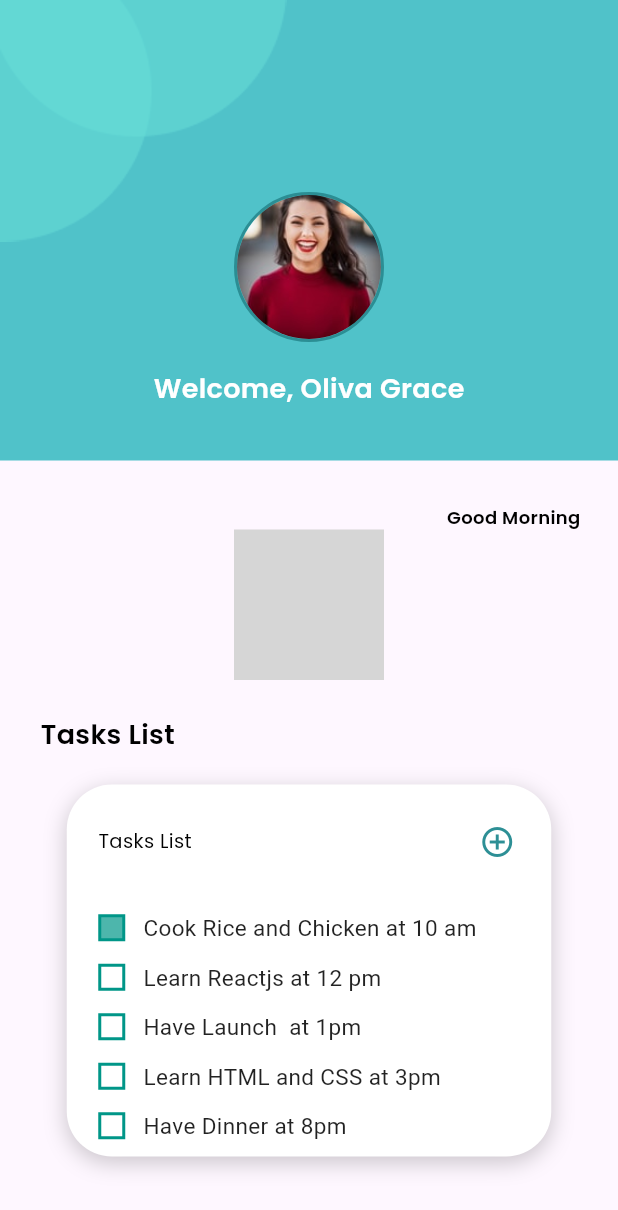
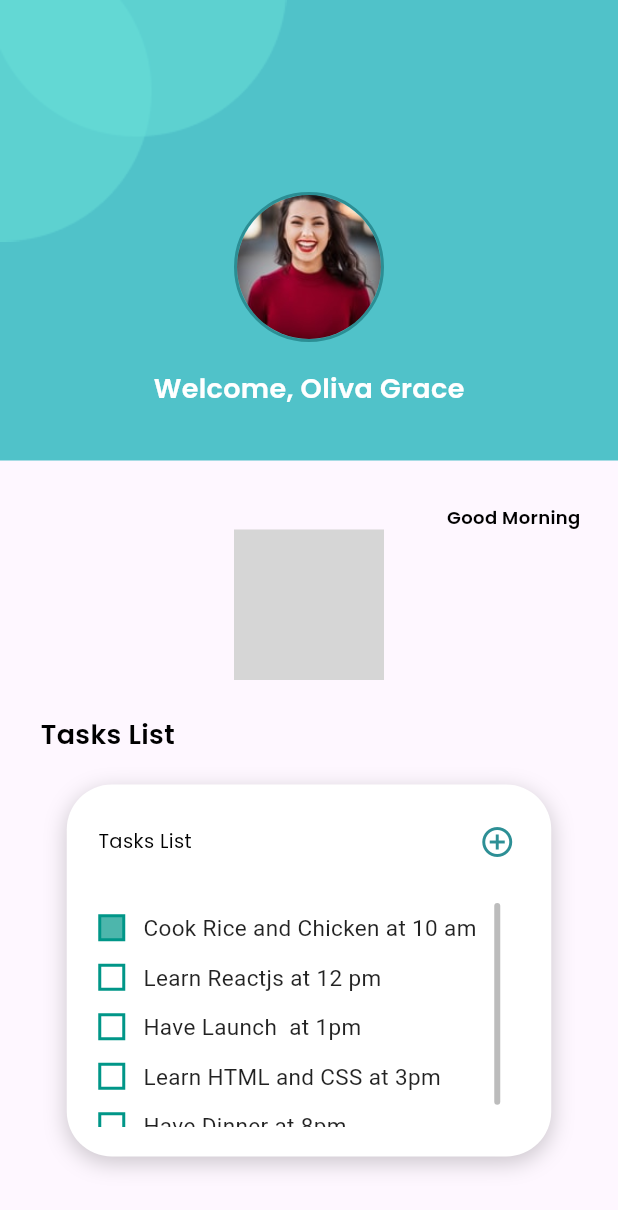
Before and after one commit to mazdon9/todo_app, a Flutter app: the DashBoardScreen screen opened directly, on a phone screen of 412 x 824 dp. Shown: the top 1210 px of the screen. Run offline on Flutter 3.47's test engine with Material 3 defaults, Android fonts, the phone set to English and light mode, and no system bars; our stand-ins replace dotted_border; missing offline and left inert: animated_analog_clock; grey boxes are pictures that could not be loaded.

Commit message:
feature/dashboard_screen_update01

```diff
--- a/lib/screens/dashboard_screen.dart
+++ b/lib/screens/dashboard_screen.dart
@@ -77,15 +77,15 @@ class _DashBoardScreenState extends State<DashBoardScreen> {
             width: 100,
             height: 100,
             child: AnimatedAnalogClock(
-              location: 'Australia/Darwin',
+              // location: 'Australia/Darwin',
               size: 100,
-              backgroundColor: Color(0xff1E1E26),
-              hourHandColor: Colors.lightBlueAccent,
-              minuteHandColor: Colors.lightBlueAccent,
-              secondHandColor: Colors.amber,
-              centerDotColor: Colors.amber,
-              hourDashColor: Colors.lightBlue,
-              minuteDashColor: Colors.blueAccent,
+              // backgroundColor: Color(0xff1E1E26),
+              // hourHandColor: Colors.lightBlueAccent,
+              // minuteHandColor: Colors.lightBlueAccent,
+              // secondHandColor: Colors.amber,
+              // centerDotColor: Colors.amber,
+              // hourDashColor: Colors.lightBlue,
+              // minuteDashColor: Colors.blueAccent,
             ),
           ),
           SizedBox(height: 24),
@@ -115,7 +115,7 @@ class TaskListView extends StatelessWidget {
     return Container(
       width: 323,
       height: 248,
-      padding: const EdgeInsets.only(top: 26, left: 21),
+      padding: const EdgeInsets.only(top: 26, left: 21, bottom: 20),
       decoration: BoxDecoration(
         color: Colors.white,
         borderRadius: BorderRadius.circular(30),
@@ -187,7 +187,6 @@ class TaskListOnly extends StatelessWidget {
                 padding: const EdgeInsets.symmetric(vertical: 6.0),
                 child: Row(
                   children: [
-                    // Fake checkbox
                     Container(
                       width: 18,
                       height: 18,
```
